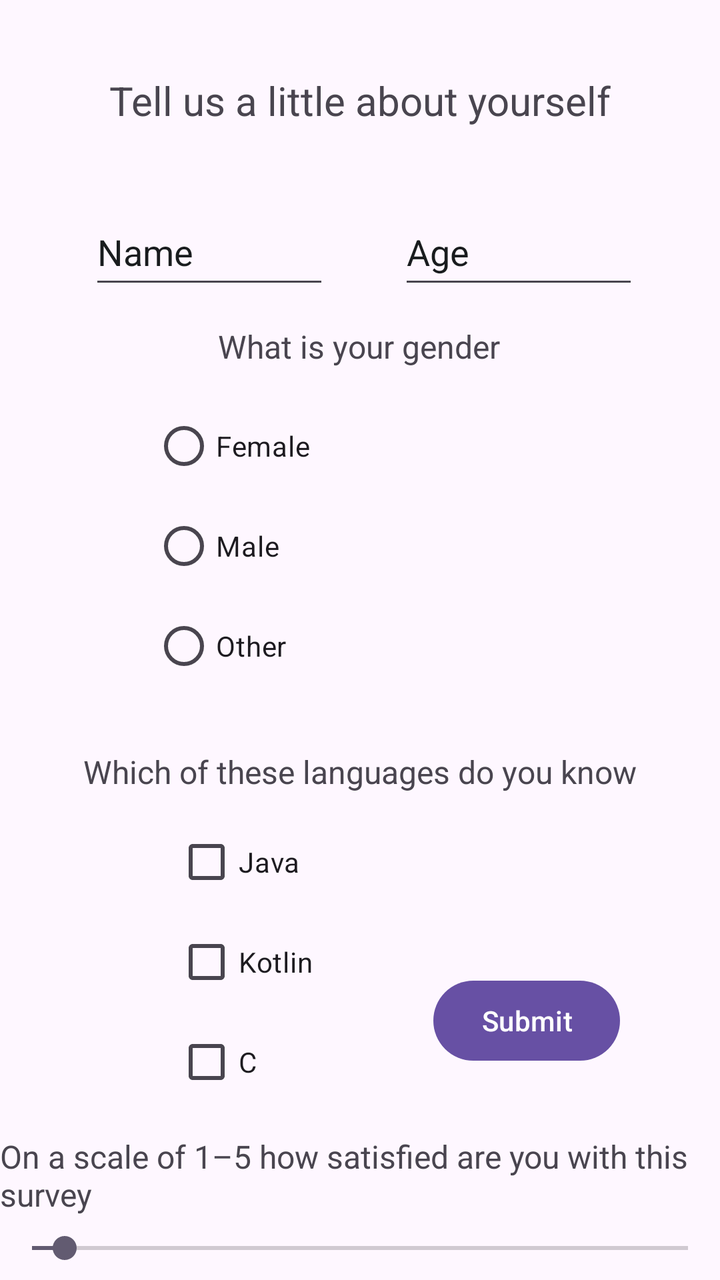
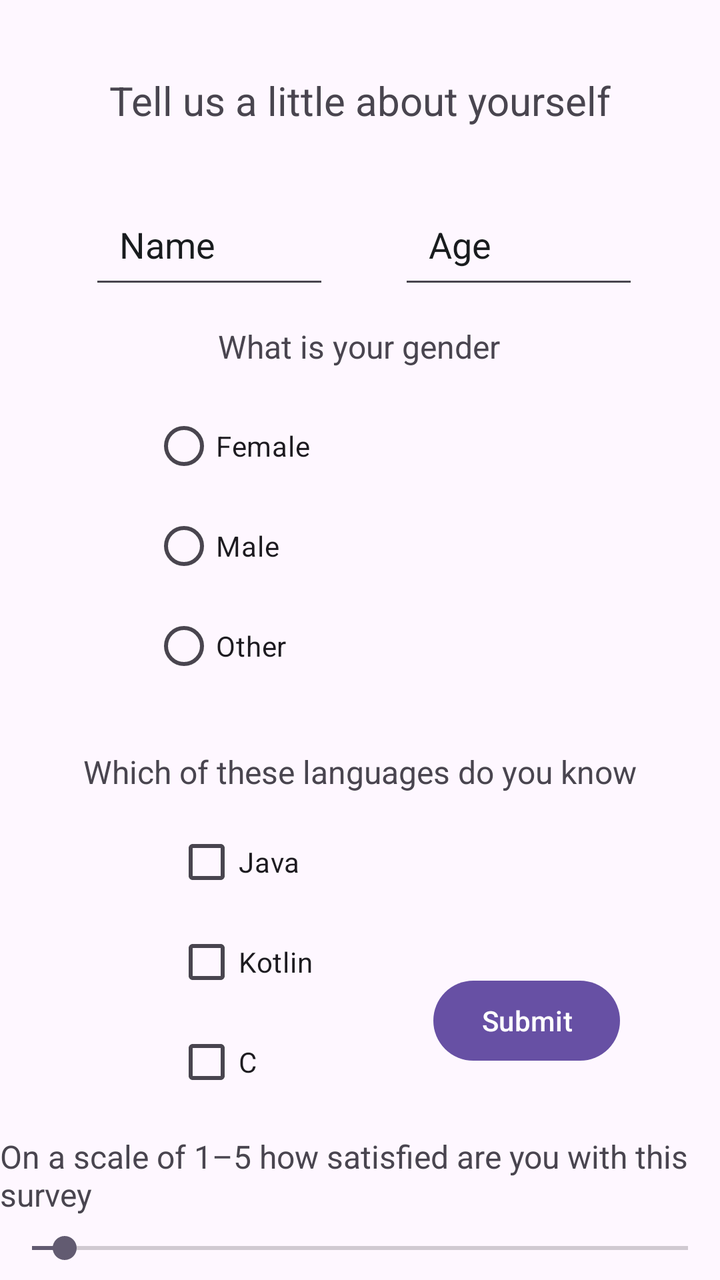

Screens rendered from an Android XML layout before and after an edit, with the pre-edit source and the edit as a unified diff.
<!-- AndroidManifest.xml: application theme Theme.DataCollectionApp -->
<!-- res/layout/activity_main.xml -->
<?xml version="1.0" encoding="utf-8"?>
<androidx.constraintlayout.widget.ConstraintLayout
    xmlns:android="http://schemas.android.com/apk/res/android"
    xmlns:tools="http://schemas.android.com/tools"
    xmlns:app="http://schemas.android.com/apk/res-auto"
    android:id="@+id/main"
    android:layout_width="match_parent"
    android:layout_height="match_parent"
    tools:context=".MainActivity">

    <TextView
        android:id="@+id/intro"
        android:layout_width="wrap_content"
        android:layout_height="wrap_content"
        android:text="@string/intro"
        android:textSize="20sp"
        app:layout_constraintBottom_toBottomOf="parent"
        app:layout_constraintEnd_toEndOf="parent"
        app:layout_constraintStart_toStartOf="parent"
        app:layout_constraintTop_toTopOf="parent"
        app:layout_constraintVertical_bias="0.06" />

    <EditText
        android:id="@+id/editTextTextName"
        android:layout_width="120dp"
        android:layout_height="50dp"
        android:autofillHints="name"
        android:ems="10"
        android:hint="@string/name_hint"
        android:inputType="text"
        android:textColorHint="@color/material_dynamic_neutral10"
        app:layout_constraintBottom_toBottomOf="parent"
        app:layout_constraintEnd_toEndOf="parent"
        app:layout_constraintHorizontal_bias="0.186"
        app:layout_constraintStart_toStartOf="parent"
        app:layout_constraintTop_toBottomOf="@+id/intro"
        app:layout_constraintVertical_bias="0.068" />

    <EditText
        android:id="@+id/editTextAge"
        android:layout_width="120dp"
        android:layout_height="50dp"
        android:autofillHints="age"
        android:ems="10"
        android:hint="@string/age_hint"
        android:inputType="number"
        android:textColor="@color/black"
        android:textColorHint="@color/material_dynamic_neutral10"
        app:layout_constraintBottom_toBottomOf="parent"
        app:layout_constraintEnd_toEndOf="parent"
        app:layout_constraintHorizontal_bias="0.461"
        app:layout_constraintStart_toEndOf="@+id/editTextTextName"
        app:layout_constraintTop_toBottomOf="@+id/intro"
        app:layout_constraintVertical_bias="0.068" />

    <TextView
        android:id="@+id/textViewGenderQuestion"
        android:layout_width="wrap_content"
        android:layout_height="wrap_content"
        android:text="@string/gender_question"
        android:textSize="16sp"
        app:layout_constraintBottom_toBottomOf="parent"
        app:layout_constraintEnd_toEndOf="parent"
        app:layout_constraintHorizontal_bias="0.498"
        app:layout_constraintStart_toStartOf="parent"
        app:layout_constraintTop_toBottomOf="@+id/intro"
        app:layout_constraintVertical_bias="0.178" />

    <RadioGroup
        android:id="@+id/radioGroupGender"
        android:layout_width="208dp"
        android:layout_height="wrap_content"
        app:layout_constraintBottom_toBottomOf="parent"
        app:layout_constraintEnd_toEndOf="parent"
        app:layout_constraintStart_toStartOf="parent"
        app:layout_constraintTop_toBottomOf="@+id/intro"
        app:layout_constraintVertical_bias="0.315">

        <RadioButton
            android:id="@+id/radioButtonFemale"
            android:layout_width="match_parent"
            android:layout_height="50dp"
            android:text="@string/female_radio_button" />

        <RadioButton
            android:id="@+id/radioButtonMale"
            android:layout_width="match_parent"
            android:layout_height="50dp"
            android:text="@string/male_radio_button" />

        <RadioButton
            android:id="@+id/radioButtonOther"
            android:layout_width="match_parent"
            android:layout_height="50dp"
            android:text="@string/other_radio_button" />
    </RadioGroup>

    <TextView
        android:id="@+id/textViewLanguageQuestion"
        android:layout_width="wrap_content"
        android:layout_height="wrap_content"
        android:text="@string/languages_question"
        android:textSize="16sp"
        app:layout_constraintBottom_toBottomOf="parent"
        app:layout_constraintEnd_toEndOf="parent"
        app:layout_constraintHorizontal_bias="0.498"
        app:layout_constraintStart_toStartOf="parent"
        app:layout_constraintTop_toBottomOf="@+id/radioGroupGender"
        app:layout_constraintVertical_bias="0.1" />

    <CheckBox
        android:id="@+id/javaCheckbox"
        android:layout_width="75dp"
        android:layout_height="50dp"
        android:text="@string/java_checkbox"
        app:layout_constraintBottom_toBottomOf="parent"
        app:layout_constraintEnd_toEndOf="parent"
        app:layout_constraintHorizontal_bias="0.307"
        app:layout_constraintStart_toStartOf="parent"
        app:layout_constraintTop_toBottomOf="@+id/textViewLanguageQuestion"
        app:layout_constraintVertical_bias="0.049" />

    <CheckBox
        android:id="@+id/kotlinCheckbox"
        android:layout_width="75dp"
        android:layout_height="50dp"
        android:text="@string/kotlin_checkbox"
        app:layout_constraintBottom_toBottomOf="parent"
        app:layout_constraintEnd_toEndOf="parent"
        app:layout_constraintHorizontal_bias="0.306"
        app:layout_constraintStart_toStartOf="parent"
        app:layout_constraintTop_toBottomOf="@+id/javaCheckbox"
        app:layout_constraintVertical_bias="0.0" />

    <CheckBox
        android:id="@+id/cCheckbox"
        android:layout_width="75dp"
        android:layout_height="50dp"
        android:text="@string/c_checkbox"
        app:layout_constraintBottom_toBottomOf="parent"
        app:layout_constraintEnd_toEndOf="parent"
        app:layout_constraintHorizontal_bias="0.306"
        app:layout_constraintStart_toStartOf="parent"
        app:layout_constraintTop_toBottomOf="@+id/kotlinCheckbox"
        app:layout_constraintVertical_bias="0.0" />

    <TextView
        android:id="@+id/textView3"
        android:layout_width="wrap_content"
        android:layout_height="wrap_content"
        android:text="@string/satisfaction_question"
        android:textSize="16sp"
        app:layout_constraintBottom_toBottomOf="parent"
        app:layout_constraintEnd_toEndOf="parent"
        app:layout_constraintStart_toStartOf="parent"
        app:layout_constraintTop_toBottomOf="@+id/cCheckbox"
        app:layout_constraintVertical_bias="0.261" />

    <SeekBar
        android:id="@+id/seekBar"
        android:layout_width="match_parent"
        android:layout_height="wrap_content"
        android:progress="5"
        app:layout_constraintBottom_toBottomOf="parent"
        app:layout_constraintEnd_toEndOf="parent"
        app:layout_constraintHorizontal_bias="1.0"
        app:layout_constraintStart_toStartOf="parent"
        app:layout_constraintTop_toBottomOf="@+id/textView3" />

    <Button
        android:id="@+id/submitButton"
        android:layout_width="wrap_content"
        android:layout_height="wrap_content"
        android:text="@string/submit_button_text"
        app:layout_constraintBottom_toBottomOf="parent"
        app:layout_constraintEnd_toEndOf="parent"
        app:layout_constraintHorizontal_bias="0.521"
        app:layout_constraintStart_toEndOf="@+id/cCheckbox"
        app:layout_constraintTop_toBottomOf="@+id/textViewLanguageQuestion"
        app:layout_constraintVertical_bias="0.459" />

</androidx.constraintlayout.widget.ConstraintLayout>
<!-- resources referenced by this layout -->
<resources>
  <color name="black">#FF000000</color>
  <string name="age_hint">Age</string>
  <string name="c_checkbox">C</string>
  <string name="female_radio_button">Female</string>
  <string name="gender_question">What is your gender</string>
  <string name="intro">Tell us a little about yourself</string>
  <string name="java_checkbox">Java</string>
  <string name="kotlin_checkbox">Kotlin</string>
  <string name="languages_question">Which of these languages do you know</string>
  <string name="male_radio_button">Male</string>
  <string name="name_hint">Name</string>
  <string name="other_radio_button">Other</string>
  <string name="satisfaction_question">On a scale of 1–5 how satisfied are you with this survey</string>
  <string name="submit_button_text">Submit</string>
  <style name="Theme.DataCollectionApp" parent="Base.Theme.DataCollectionApp" />
  <style name="Base.Theme.DataCollectionApp" parent="Theme.Material3.DayNight.NoActionBar">
          
          
      </style>
</resources>

<!-- the commit's change to res/layout/activity_main.xml (unified diff, before → after) -->
@@ -28,6 +28,7 @@
         android:ems="10"
         android:hint="@string/name_hint"
         android:inputType="text"
+        android:padding="15dp"
         android:textColorHint="@color/material_dynamic_neutral10"
         app:layout_constraintBottom_toBottomOf="parent"
         app:layout_constraintEnd_toEndOf="parent"
@@ -44,6 +45,7 @@
         android:ems="10"
         android:hint="@string/age_hint"
         android:inputType="number"
+        android:padding="15dp"
         android:textColor="@color/black"
         android:textColorHint="@color/material_dynamic_neutral10"
         app:layout_constraintBottom_toBottomOf="parent"
